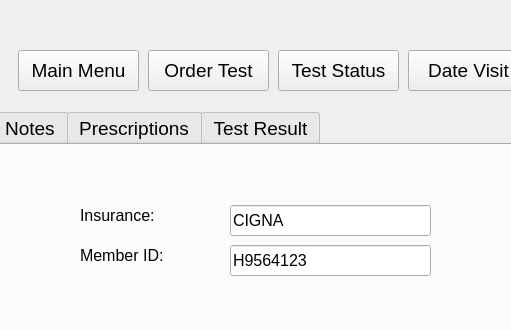
congnguyen53/FantasticFour, file UIFile/PatientProfile.ui: the form before one commit; both pictures show x 442 to 953 and y 0 to 330 of the 1100 by 800 pixel window.
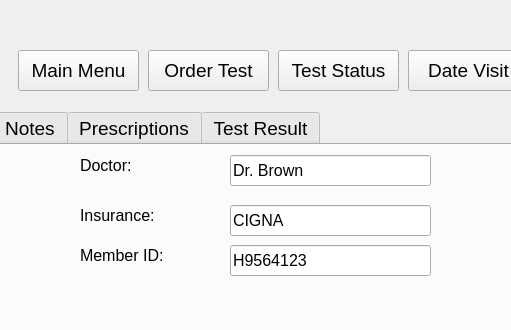
The form after the commit.

```diff
--- a/UIFile/PatientProfile.ui
+++ b/UIFile/PatientProfile.ui
@@ -837,6 +837,45 @@
        <string>Save</string>
       </property>
      </widget>
+     <widget class="QLabel" name="doctor">
+      <property name="geometry">
+       <rect>
+        <x>500</x>
+        <y>10</y>
+        <width>151</width>
+        <height>21</height>
+       </rect>
+      </property>
+      <property name="font">
+       <font>
+        <family>MS Shell Dlg 2</family>
+        <pointsize>12</pointsize>
+        <weight>50</weight>
+        <bold>false</bold>
+       </font>
+      </property>
+      <property name="text">
+       <string>Doctor:</string>
+      </property>
+     </widget>
+     <widget class="QLineEdit" name="in_doctor">
+      <property name="geometry">
+       <rect>
+        <x>650</x>
+        <y>10</y>
+        <width>201</width>
+        <height>31</height>
+       </rect>
+      </property>
+      <property name="font">
+       <font>
+        <pointsize>12</pointsize>
+       </font>
+      </property>
+      <property name="text">
+       <string>Dr. Brown</string>
+      </property>
+     </widget>
     </widget>
     <widget class="QWidget" name="MeInfo">
      <attribute name="title">
```
Left out of the diff: 20 changed lines with no effect on the pictures.
